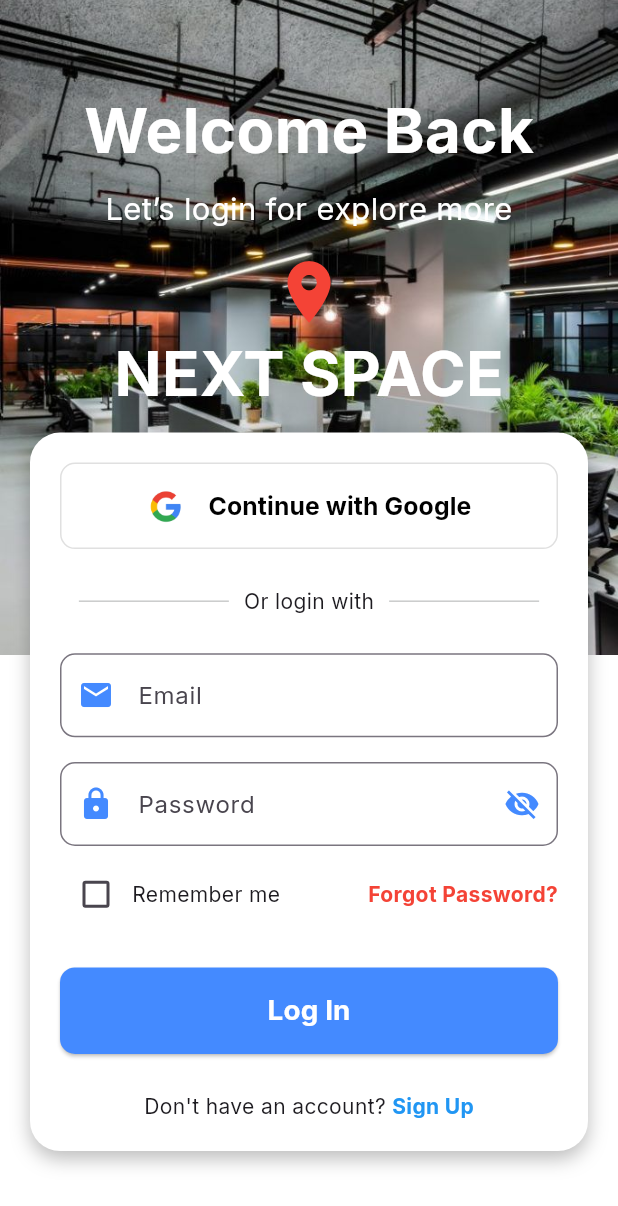
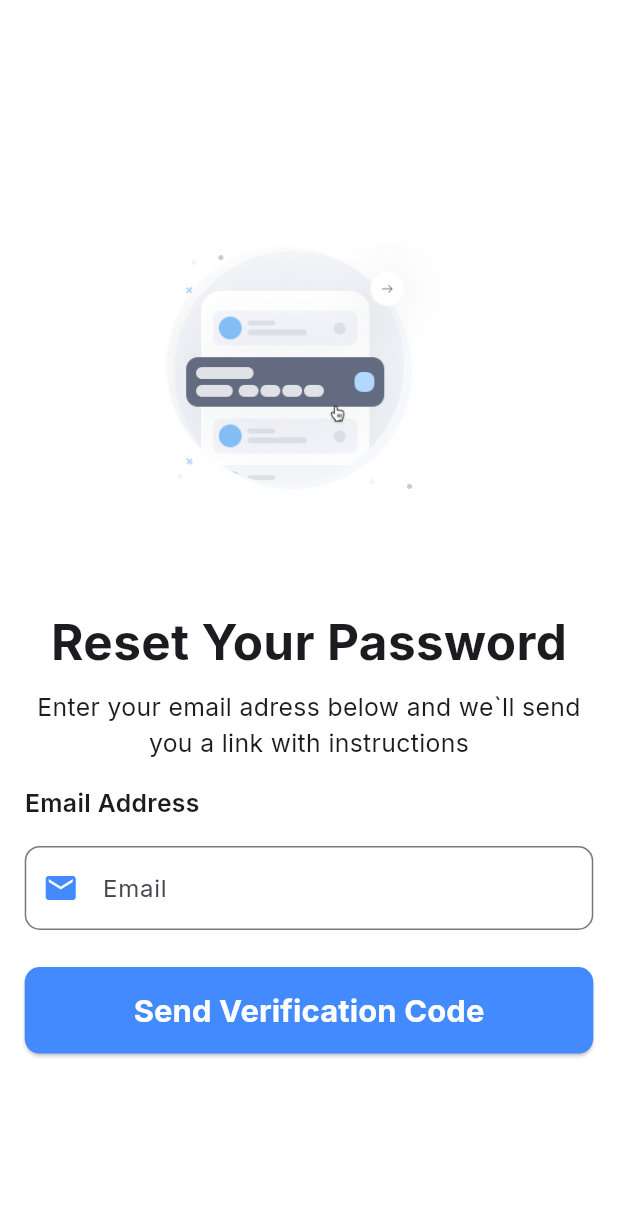
Before and after one commit to ishanprd/NextSpace, a Flutter app: the LoginPage screen opened by its route, after a tap on "Forgot Password?", on a phone screen of 412 x 824 dp. Shown: the top 1206 px of the screen. Run offline on Flutter 3.47's test engine with Material 3 defaults, Android fonts, the light colour scheme and no system bars; our stand-ins replace image_picker.

Commit message:
added rest folder with files and pages

```diff
--- a/lib/main.dart
+++ b/lib/main.dart
@@ -1,4 +1,7 @@
 import 'package:flutter/material.dart';
+import 'package:nextspace/pages/authentication/reset/confirm_email.dart';
+import 'package:nextspace/pages/authentication/reset/new_password.dart';
+import 'package:nextspace/pages/authentication/reset/reset_password.dart';
 import 'package:nextspace/pages/authentication/signup/co-worker/email_page_for_coworker.dart';
 import 'package:nextspace/pages/authentication/login_page.dart';
 import 'package:nextspace/pages/authentication/signup/co-worker/email_verification_for_coworker.dart';
@@ -42,6 +45,9 @@ class NextSpace extends StatelessWidget {
             const EmailVerificationForCoworker(),
         '/emailverification/spaceowner': (context) =>
             const EmailVerificationForSpaceOwner(),
+        '/reset_password': (context) => const ResetPassword(),
+        '/confirm_email': (context) => const ConfirmEmail(),
+        '/new_password': (context) => const NewPassword(),
       },
     );
   }
--- a/lib/pages/authentication/login_page.dart
+++ b/lib/pages/authentication/login_page.dart
@@ -242,7 +242,7 @@ class _LoginPageState extends State<LoginPage> {
                             ),
                             GestureDetector(
                               onTap: () {
-                                // Navigate to Forgot Password Screen
+                                Navigator.pushNamed(context, '/reset_password');
                               },
                               child: const Text(
                                 "Forgot Password?",
--- /dev/null
+++ b/lib/pages/authentication/reset/reset_password.dart
@@ -0,0 +1,119 @@
+import 'package:flutter/material.dart';
+
+class ResetPassword extends StatefulWidget {
+  const ResetPassword({super.key});
+
+  @override
+  State<ResetPassword> createState() => _ResetPasswordState();
+}
+
+class _ResetPasswordState extends State<ResetPassword> {
+  @override
+  Widget build(BuildContext context) {
+    var size = MediaQuery.of(context).size; // Get screen size
+    double width = size.width;
+    double height = size.height;
+
+    return Scaffold(
+      backgroundColor: Colors.white,
+      resizeToAvoidBottomInset:
+          true, // Ensure screen resizes when the keyboard appears
+      body: SingleChildScrollView(
+        // Ensure content is scrollable when the keyboard is visible
+        child: Padding(
+          padding: EdgeInsets.symmetric(
+            vertical: height * 0.02,
+            horizontal: width * 0.04,
+          ),
+          child: Column(
+            children: [
+              SizedBox(height: height * 0.1),
+              Image.asset(
+                'assets/reset.png',
+                height: height * 0.35,
+                width: width * 0.5, // Dynamic width adjustment for the image
+              ),
+              SizedBox(height: height * 0.02),
+              Text(
+                'Reset Your Password',
+                style: TextStyle(
+                  fontSize: width *
+                      0.08, // Dynamically adjust font size based on screen width
+                  fontWeight: FontWeight.bold,
+                ),
+              ),
+              SizedBox(height: height * 0.01),
+              Text(
+                'Enter your email adress below and we`ll send you a link with instructions',
+                style: TextStyle(
+                  fontSize: width * 0.04,
+                ),
+                textAlign: TextAlign.center,
+              ),
+              SizedBox(height: height * 0.02),
+
+              // Align the 'Enter Verification Code' label to the left
+              Align(
+                alignment: Alignment.centerLeft,
+                child: Text(
+                  'Email Address',
+                  style: TextStyle(
+                    fontSize: width * 0.04,
+                    fontWeight: FontWeight.w600,
+                  ),
+                ),
+              ),
+              SizedBox(height: height * 0.02),
+
+              // Input fields for verification code (5-digit example)
+              TextField(
+                keyboardType: TextInputType.emailAddress,
+                focusNode: FocusNode(),
+                decoration: InputDecoration(
+                  labelText: "Email",
+                  prefixIcon: const Icon(
+                    Icons.email,
+                    color: Colors.blueAccent,
+                  ),
+                  border: OutlineInputBorder(
+                    borderRadius: BorderRadius.circular(10.0),
+                  ),
+                  focusedBorder: OutlineInputBorder(
+                    borderRadius: BorderRadius.circular(10.0),
+                    borderSide: const BorderSide(
+                      color: Colors.blue,
+                      width: 2.0,
+                    ),
+                  ),
+                ),
+              ),
+              SizedBox(height: height * 0.03),
+
+              // Verification Button
+              ElevatedButton(
+                onPressed: () {
+                  Navigator.pushNamed(context, '/confirm_email');
+                },
+                style: ElevatedButton.styleFrom(
+                  backgroundColor: Colors.blueAccent,
+                  minimumSize: Size(double.infinity, height * 0.07),
+                  shape: RoundedRectangleBorder(
+                    borderRadius: BorderRadius.circular(10.0),
+                  ),
+                ),
+                child: Text(
+                  "Send Verification Code",
+                  style: TextStyle(
+                    fontSize: width * 0.05, // Dynamic font size for button text
+                    color: Colors.white,
+                    fontWeight: FontWeight.bold,
+                  ),
+                ),
+              ),
+            ],
+          ),
+        ),
+      ),
+    );
+  }
+}
```
Also changed, not shown: lib/pages/authentication/reset/confirm_email.dart (added, +127 -0 lines), lib/pages/authentication/reset/new_password.dart (added, +154 -0 lines), assets/new password.png (added), assets/reset.png (added).
